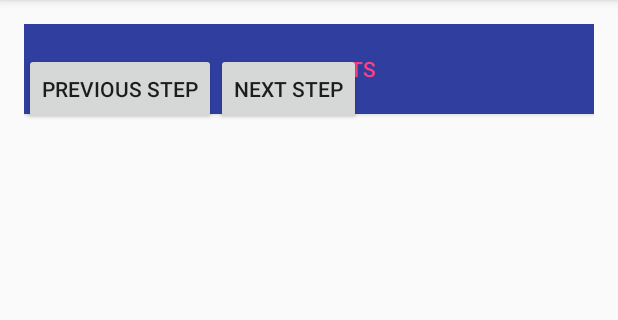
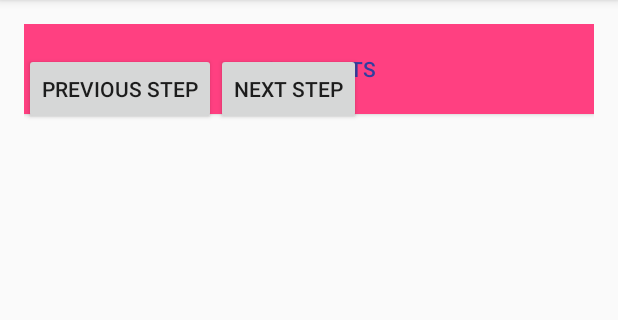
Before and after one commit to jay412/baking-time, an Android app: the fragment RecipeStepDetailFragment placed in its activity, on a phone screen of 412 x 824 dp, the part 84-404 px from its top. Run offline under Robolectric (Android 15) with nearby library versions, the phone set to English and light mode, and no system bars; our stand-ins replace ButterKnife; plain views replace SimpleExoPlayerView; 6 statements that could not run were skipped.

```diff
--- a/BakingTime/app/build.gradle
+++ b/BakingTime/app/build.gradle
@@ -28,4 +28,6 @@ dependencies {
     implementation 'com.android.support:design:27.1.1'
     implementation 'com.android.support:recyclerview-v7:27.1.1'
     implementation 'com.google.android.exoplayer:exoplayer:r2.1.1'
+    implementation 'com.jakewharton:butterknife:8.8.1'
+    annotationProcessor 'com.jakewharton:butterknife-compiler:8.8.1'
 }
--- a/BakingTime/app/src/main/java/com/herokuapp/jordan_chau/bakingtime/RecipeStepActivity.java
+++ b/BakingTime/app/src/main/java/com/herokuapp/jordan_chau/bakingtime/RecipeStepActivity.java
@@ -1,6 +1,7 @@
 package com.herokuapp.jordan_chau.bakingtime;
 
 import android.content.Intent;
+import android.support.annotation.Nullable;
 import android.support.design.widget.Snackbar;
 import android.support.v4.app.FragmentManager;
 import android.support.v4.app.NavUtils;
@@ -20,8 +21,15 @@ import com.herokuapp.jordan_chau.bakingtime.model.Step;
 
 import java.util.ArrayList;
 
+import butterknife.BindView;
+import butterknife.ButterKnife;
+import butterknife.Optional;
+
 public class RecipeStepActivity extends AppCompatActivity implements RecipeStepFragment.OnStepClickListener{
-    private LinearLayout mLayout;
+    @Nullable @BindView(R.id.recipe_step_linear_layout) LinearLayout mLayout;
+    @Nullable @BindView(R.id.btn_previous_step) Button mPrevious;
+    @Nullable @BindView(R.id.btn_next_step) Button mNext;
+    @Nullable @BindView(R.id.tv_long_description) TextView mDescription;
     private Recipe mRecipe;
     private ArrayList<Step> mSteps;
     private ArrayList<Ingredient> mIngredients;
@@ -32,6 +40,8 @@ public class RecipeStepActivity extends AppCompatActivity implements RecipeStepF
         super.onCreate(savedInstanceState);
         setContentView(R.layout.activity_recipe_step);
 
+        ButterKnife.bind(this);
+
         //Creates the back arrow on the top left corner to return to MainActivity, DELETE PARENT?
         getSupportActionBar().setDisplayHomeAsUpEnabled(true);
         getSupportActionBar().setDisplayShowHomeEnabled(true);
@@ -39,18 +49,14 @@ public class RecipeStepActivity extends AppCompatActivity implements RecipeStepF
         if(findViewById(R.id.recipe_step_detail_fragment) != null) {
             mTwoPane = true;
 
-            Button prevButton = findViewById(R.id.btn_previous_step);
-            Button nextButton = findViewById(R.id.btn_next_step);
-            prevButton.setVisibility(View.GONE);
-            nextButton.setVisibility(View.GONE);
+            mPrevious.setVisibility(View.GONE);
+            mNext.setVisibility(View.GONE);
 
             //create new recipe step detail fragment if no saved instance
 
         } else {
             mTwoPane = false;
         }
-
-        mLayout = findViewById(R.id.recipe_step_linear_layout);
 
         Intent intent = getIntent();
         if (intent == null) {
@@ -101,10 +107,6 @@ public class RecipeStepActivity extends AppCompatActivity implements RecipeStepF
     @Override
     public void onInstructionSelected() {
         if(mTwoPane) {
-            TextView mDescription = findViewById(R.id.tv_long_description);
-            Button mPrevious = findViewById(R.id.btn_previous_step);
-            Button mNext = findViewById(R.id.btn_next_step);
-
             //set up ingredients text
             String ingredientsList = "";
             for(int x = 0; x < mIngredients.size(); ++x) {
@@ -132,8 +134,6 @@ public class RecipeStepActivity extends AppCompatActivity implements RecipeStepF
     @Override
     public void onStepSelected(int position) {
         if(mTwoPane) {
-            TextView mDescription = findViewById(R.id.tv_long_description);
-
             mDescription.setText(mSteps.get(position).getDescription());
         }
         else {
--- a/BakingTime/app/src/main/java/com/herokuapp/jordan_chau/bakingtime/RecipeStepFragment.java
+++ b/BakingTime/app/src/main/java/com/herokuapp/jordan_chau/bakingtime/RecipeStepFragment.java
@@ -22,7 +22,6 @@ import java.util.ArrayList;
 
 public class RecipeStepFragment extends Fragment implements RecipeStepAdapter.RecipeStepClickListener{
 
-    //private Button mIngredients;
     private RecyclerView mRecipeStepList;
     private RecipeStepAdapter mAdapter;
     OnStepClickListener mCallback;
--- a/BakingTime/app/src/main/res/layout/fragment_recipe_step.xml
+++ b/BakingTime/app/src/main/res/layout/fragment_recipe_step.xml
@@ -15,8 +15,8 @@
             android:layout_width="match_parent"
             android:layout_height="60dp"
             android:text="@string/ingredients"
-            android:background="@color/colorPrimaryDark"
-            android:textColor="@color/colorAccent"
+            android:background="@color/colorAccent"
+            android:textColor="@color/colorPrimaryDark"
             android:layout_marginBottom="16dp"/>
 
         <FrameLayout
--- a/BakingTime/app/src/main/res/layout/fragment_recipe_step_detail.xml
+++ b/BakingTime/app/src/main/res/layout/fragment_recipe_step_detail.xml
@@ -5,7 +5,7 @@
     xmlns:tools="http://schemas.android.com/tools">
 
     <LinearLayout
-        android:id="@+id/recipe_step_linear_layout"
+        android:id="@+id/recipe_step_detail_linear_layout"
         android:layout_width="match_parent"
         android:layout_height="wrap_content"
         android:orientation="vertical"
@@ -13,9 +13,10 @@
 
         <com.google.android.exoplayer2.ui.SimpleExoPlayerView
             android:id="@+id/playerView"
-            android:layout_width="0dp"
-            android:layout_height="0dp"
-            android:layout_margin="0dp" />
+            android:layout_width="match_parent"
+            android:layout_height="200dp"
+            android:layout_marginBottom="16dp"
+            android:visibility="gone"/>
 
         <android.support.constraint.Guideline
             android:id="@+id/horizontalHalf"
```
Also changed, not shown: BakingTime/app/src/main/java/com/herokuapp/jordan_chau/bakingtime/BakingTimeActivity.java (+7 -31 lines), BakingTime/app/src/main/java/com/herokuapp/jordan_chau/bakingtime/RecipeStepDetailActivity.java (+89 -9 lines), BakingTime/app/src/main/java/com/herokuapp/jordan_chau/bakingtime/RecipeStepDetailFragment.java (+1 -24 lines), BakingTime/app/src/main/java/com/herokuapp/jordan_chau/bakingtime/adapter/RecipeStepAdapter.java (+6 -1 lines).
